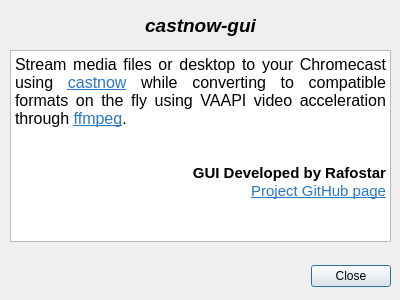
The window that src/aboutwindow.ui (Rafostar/castnow-gui) describes before a commit, drawn with Qt 5.
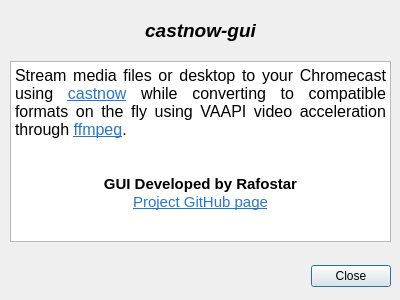
The same window after the commit.

The edit to the form file:
```diff
--- a/src/aboutwindow.ui
+++ b/src/aboutwindow.ui
@@ -47,7 +47,7 @@
      <x>10</x>
      <y>10</y>
      <width>381</width>
-     <height>31</height>
+     <height>41</height>
     </rect>
    </property>
    <property name="font">
@@ -69,9 +69,9 @@
    <property name="geometry">
     <rect>
      <x>10</x>
-     <y>50</y>
+     <y>61</y>
      <width>381</width>
-     <height>192</height>
+     <height>181</height>
     </rect>
    </property>
    <property name="cursor" stdset="0">
@@ -88,8 +88,8 @@
 &lt;p align=&quot;justify&quot; style=&quot; margin-top:0px; margin-bottom:0px; margin-left:0px; margin-right:0px; -qt-block-indent:0; text-indent:0px;&quot;&gt;&lt;span style=&quot; font-size:12pt;&quot;&gt;Stream media files or desktop to your Chromecast using &lt;/span&gt;&lt;a href=&quot;https://github.com/xat/castnow&quot;&gt;&lt;span style=&quot; font-size:12pt; text-decoration: underline; color:#2a76c6;&quot;&gt;castnow&lt;/span&gt;&lt;/a&gt;&lt;span style=&quot; font-size:12pt;&quot;&gt; while converting to compatible formats on the fly using VAAPI video acceleration through &lt;/span&gt;&lt;a href=&quot;https://www.ffmpeg.org&quot;&gt;&lt;span style=&quot; font-size:12pt; text-decoration: underline; color:#2a76c6;&quot;&gt;ffmpeg&lt;/span&gt;&lt;/a&gt;&lt;span style=&quot; font-size:12pt;&quot;&gt;.&lt;/span&gt;&lt;/p&gt;
 &lt;p align=&quot;justify&quot; style=&quot;-qt-paragraph-type:empty; margin-top:0px; margin-bottom:0px; margin-left:0px; margin-right:0px; -qt-block-indent:0; text-indent:0px;&quot;&gt;&lt;br /&gt;&lt;/p&gt;
 &lt;p align=&quot;justify&quot; style=&quot;-qt-paragraph-type:empty; margin-top:0px; margin-bottom:0px; margin-left:0px; margin-right:0px; -qt-block-indent:0; text-indent:0px;&quot;&gt;&lt;br /&gt;&lt;/p&gt;
-&lt;p align=&quot;right&quot; style=&quot; margin-top:0px; margin-bottom:0px; margin-left:0px; margin-right:0px; -qt-block-indent:0; text-indent:0px;&quot;&gt;&lt;span style=&quot; font-weight:600;&quot;&gt;GUI Developed by Rafostar&lt;/span&gt;&lt;/p&gt;
-&lt;p align=&quot;right&quot; style=&quot; margin-top:0px; margin-bottom:0px; margin-left:0px; margin-right:0px; -qt-block-indent:0; text-indent:0px;&quot;&gt;&lt;a href=&quot;https://github.com/Rafostar/castnow-gui&quot;&gt;&lt;span style=&quot; text-decoration: underline; color:#2a76c6;&quot;&gt;Project GitHub page&lt;/span&gt;&lt;/a&gt;&lt;/p&gt;&lt;/body&gt;&lt;/html&gt;</string>
+&lt;p align=&quot;center&quot; style=&quot; margin-top:0px; margin-bottom:0px; margin-left:0px; margin-right:0px; -qt-block-indent:0; text-indent:0px;&quot;&gt;&lt;span style=&quot; font-weight:600;&quot;&gt;GUI Developed by Rafostar&lt;/span&gt;&lt;/p&gt;
+&lt;p align=&quot;center&quot; style=&quot; margin-top:0px; margin-bottom:0px; margin-left:0px; margin-right:0px; -qt-block-indent:0; text-indent:0px;&quot;&gt;&lt;a href=&quot;https://github.com/Rafostar/castnow-gui&quot;&gt;&lt;span style=&quot; text-decoration: underline; color:#2a76c6;&quot;&gt;Project GitHub page&lt;/span&gt;&lt;/a&gt;&lt;/p&gt;&lt;/body&gt;&lt;/html&gt;</string>
    </property>
    <property name="textInteractionFlags">
     <set>Qt::LinksAccessibleByKeyboard|Qt::LinksAccessibleByMouse</set>
```
